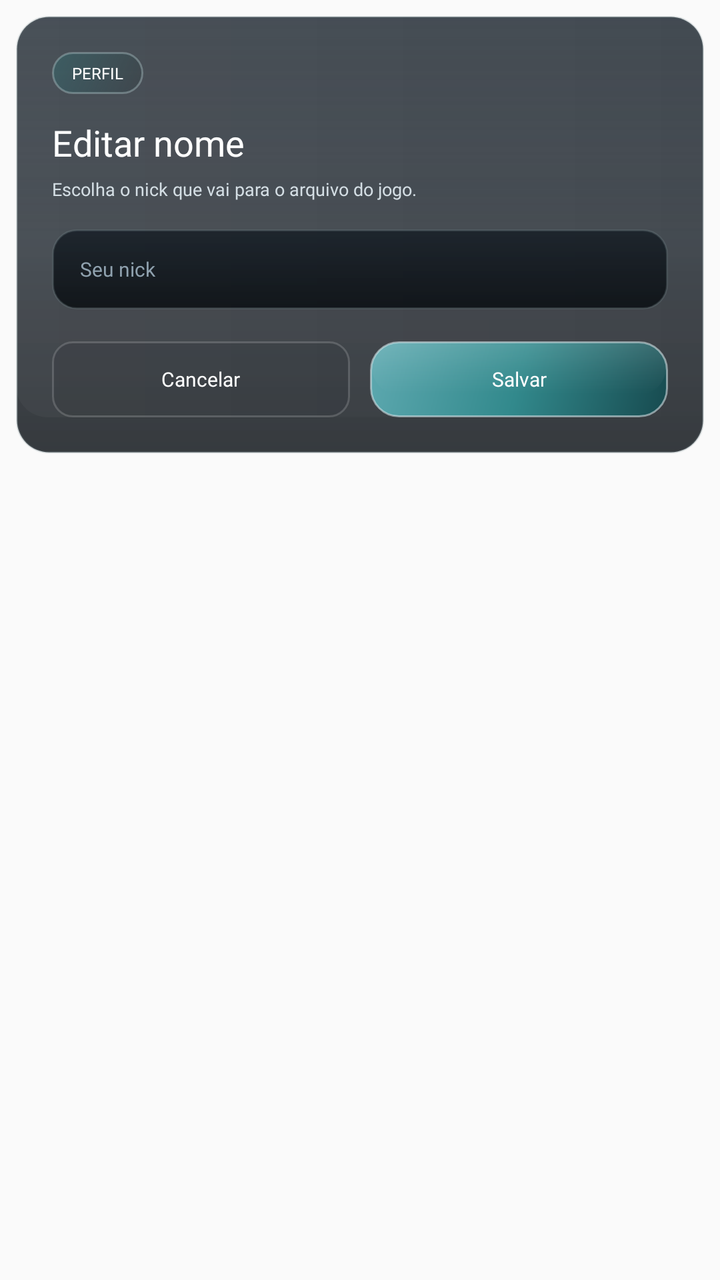
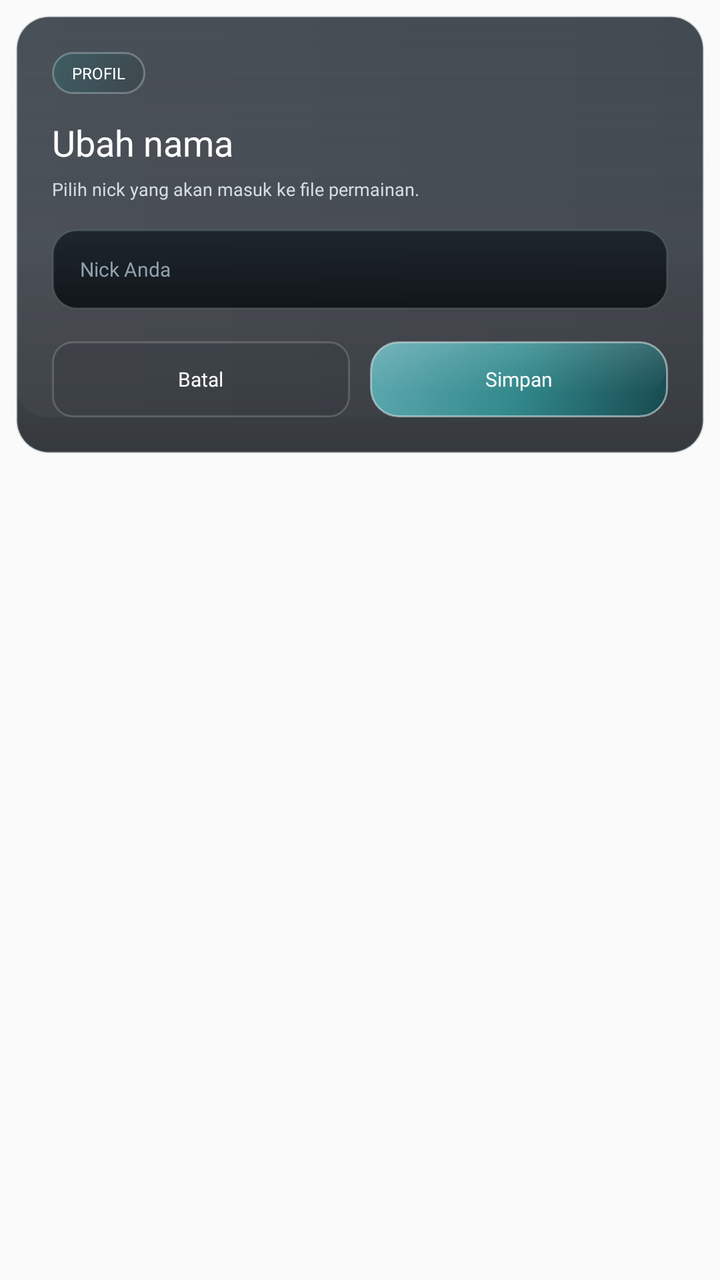

The first picture is an Android layout as it rendered before a commit; the second is the same layout after the commit. The layout source and the unified diff follow.
<!-- AndroidManifest.xml: application theme Theme.AppCompat.Light.NoActionBar.FullScreen -->
<!-- res/layout/dialog_edit_name.xml -->
<?xml version="1.0" encoding="utf-8"?>
<FrameLayout xmlns:android="http://schemas.android.com/apk/res/android"
    android:layout_width="match_parent"
    android:layout_height="wrap_content"
    android:padding="8dp">

    <LinearLayout
        android:layout_width="match_parent"
        android:layout_height="wrap_content"
        android:background="@drawable/home_panel_surface"
        android:orientation="vertical"
        android:padding="18dp">

        <TextView
            android:layout_width="wrap_content"
            android:layout_height="wrap_content"
            android:background="@drawable/home_news_badge"
            android:fontFamily="@font/montserrat_bold"
            android:paddingStart="10dp"
            android:paddingTop="5dp"
            android:paddingEnd="10dp"
            android:paddingBottom="5dp"
            android:text="Perfil"
            android:textAllCaps="true"
            android:textColor="@android:color/white"
            android:textSize="8sp" />

        <TextView
            android:layout_width="wrap_content"
            android:layout_height="wrap_content"
            android:layout_marginTop="12dp"
            android:fontFamily="@font/montserrat_black"
            android:text="Editar nome"
            android:textColor="@android:color/white"
            android:textSize="18sp" />

        <TextView
            android:layout_width="wrap_content"
            android:layout_height="wrap_content"
            android:layout_marginTop="5dp"
            android:fontFamily="@font/montserrat_medium"
            android:text="Escolha o nick que vai para o arquivo do jogo."
            android:textColor="@color/launcher_text_secondary"
            android:textSize="9sp" />

        <EditText
            android:id="@+id/dialog_name_input"
            android:layout_width="match_parent"
            android:layout_height="40dp"
            android:layout_marginTop="14dp"
            android:background="@drawable/launcher_field_surface_dark"
            android:fontFamily="@font/montserrat_bold"
            android:hint="Seu nick"
            android:imeOptions="actionDone|flagNoExtractUi"
            android:inputType="textPersonName"
            android:paddingStart="14dp"
            android:paddingEnd="14dp"
            android:singleLine="true"
            android:textColor="@android:color/white"
            android:textColorHint="@color/launcher_text_muted"
            android:textSize="10sp" />

        <LinearLayout
            android:layout_width="match_parent"
            android:layout_height="wrap_content"
            android:layout_marginTop="16dp"
            android:orientation="horizontal">

            <TextView
                android:id="@+id/dialog_name_cancel"
                android:layout_width="0dp"
                android:layout_height="38dp"
                android:layout_weight="1"
                android:background="@drawable/home_action_text_button"
                android:fontFamily="@font/montserrat_bold"
                android:gravity="center"
                android:text="Cancelar"
                android:textColor="@android:color/white"
                android:textSize="10sp" />

            <TextView
                android:id="@+id/dialog_name_save"
                android:layout_width="0dp"
                android:layout_height="38dp"
                android:layout_marginStart="10dp"
                android:layout_weight="1"
                android:background="@drawable/home_server_select_button"
                android:fontFamily="@font/montserrat_bold"
                android:gravity="center"
                android:text="Salvar"
                android:textColor="@android:color/white"
                android:textSize="10sp" />
        </LinearLayout>
    </LinearLayout>

</FrameLayout>
<!-- resources referenced by this layout -->
<resources>
  <color name="launcher_text_muted">#8FA1AE</color>
  <color name="launcher_text_secondary">#D4DEE4</color>
  <!-- drawable home_action_text_button (drawable) -->
  <?xml version="1.0" encoding="utf-8"?>
  <shape xmlns:android="http://schemas.android.com/apk/res/android"
      android:shape="rectangle">
      <solid android:color="#140F141A" />
      <corners android:radius="10dp" />
      <stroke
          android:width="1dp"
          android:color="#2AFFFFFF" />
  </shape>
  <!-- drawable home_news_badge (drawable) -->
  <?xml version="1.0" encoding="utf-8"?>
  <shape xmlns:android="http://schemas.android.com/apk/res/android"
      android:shape="rectangle">
      <gradient
          android:angle="315"
          android:startColor="#6C2D6F73"
          android:endColor="#33192325" />
      <corners android:radius="10dp" />
      <stroke
          android:width="1dp"
          android:color="#5DBBD4D5" />
  </shape>
  <!-- drawable home_server_select_button (drawable) -->
  <?xml version="1.0" encoding="utf-8"?>
  <layer-list xmlns:android="http://schemas.android.com/apk/res/android">
      <item android:top="2dp">
          <shape android:shape="rectangle">
              <solid android:color="#50101920" />
              <corners android:radius="14dp" />
          </shape>
      </item>
      <item>
          <shape android:shape="rectangle">
              <gradient
                  android:angle="315"
                  android:startColor="#5EA9B0"
                  android:centerColor="@color/launcher_accent_teal"
                  android:endColor="@color/launcher_accent_teal_dark" />
              <corners android:radius="14dp" />
              <stroke
                  android:width="1dp"
                  android:color="#92DAE8EC" />
          </shape>
      </item>
      <item
          android:left="1dp"
          android:top="1dp"
          android:right="1dp"
          android:bottom="12dp">
          <shape android:shape="rectangle">
              <gradient
                  android:angle="270"
                  android:startColor="#24EFFFFF"
                  android:centerColor="#10FFFFFF"
                  android:endColor="#00FFFFFF" />
              <corners android:radius="13dp" />
          </shape>
      </item>
  </layer-list>
  <!-- drawable launcher_field_surface_dark (drawable) -->
  <?xml version="1.0" encoding="utf-8"?>
  <shape xmlns:android="http://schemas.android.com/apk/res/android"
      android:shape="rectangle">
      <gradient
          android:angle="270"
          android:startColor="#C9121A22"
          android:endColor="#D2070B0F" />
      <corners android:radius="12dp" />
      <stroke
          android:width="1dp"
          android:color="@color/launcher_border_soft" />
  </shape>
  <style name="Theme.AppCompat.Light.NoActionBar.FullScreen" parent="@style/Theme.AppCompat.Light.NoActionBar">
          <item name="android:windowNoTitle">true</item>
          <item name="android:windowActionBar">false</item>
          <item name="android:windowFullscreen">true</item>
          <item name="android:windowContentOverlay">@null</item>
          <item name="android:windowLayoutInDisplayCutoutMode">shortEdges</item>
      </style>
  <color name="launcher_panel_top">#E71B242D</color>
  <color name="launcher_panel_bottom">#D00A0F14</color>
  <color name="launcher_border_soft">#42798A91</color>
  <color name="launcher_accent_teal">#32898C</color>
  <color name="launcher_accent_teal_dark">#174A4F</color>
  <!-- unchanged entries left out for length: 1 -->
</resources>

<!-- the commit's change to res/layout/dialog_edit_name.xml (unified diff, before → after) -->
@@ -20,7 +20,7 @@
             android:paddingTop="5dp"
             android:paddingEnd="10dp"
             android:paddingBottom="5dp"
-            android:text="Perfil"
+            android:text="Profil"
             android:textAllCaps="true"
             android:textColor="@android:color/white"
             android:textSize="8sp" />
@@ -30,7 +30,7 @@
             android:layout_height="wrap_content"
             android:layout_marginTop="12dp"
             android:fontFamily="@font/montserrat_black"
-            android:text="Editar nome"
+            android:text="Ubah nama"
             android:textColor="@android:color/white"
             android:textSize="18sp" />
 
@@ -39,7 +39,7 @@
             android:layout_height="wrap_content"
             android:layout_marginTop="5dp"
             android:fontFamily="@font/montserrat_medium"
-            android:text="Escolha o nick que vai para o arquivo do jogo."
+            android:text="Pilih nick yang akan masuk ke file permainan."
             android:textColor="@color/launcher_text_secondary"
             android:textSize="9sp" />
 
@@ -50,7 +50,7 @@
             android:layout_marginTop="14dp"
             android:background="@drawable/launcher_field_surface_dark"
             android:fontFamily="@font/montserrat_bold"
-            android:hint="Seu nick"
+            android:hint="Nick Anda"
             android:imeOptions="actionDone|flagNoExtractUi"
             android:inputType="textPersonName"
             android:paddingStart="14dp"
@@ -74,7 +74,7 @@
                 android:background="@drawable/home_action_text_button"
                 android:fontFamily="@font/montserrat_bold"
                 android:gravity="center"
-                android:text="Cancelar"
+                android:text="Batal"
                 android:textColor="@android:color/white"
                 android:textSize="10sp" />
 
@@ -87,7 +87,7 @@
                 android:background="@drawable/home_server_select_button"
                 android:fontFamily="@font/montserrat_bold"
                 android:gravity="center"
-                android:text="Salvar"
+                android:text="Simpan"
                 android:textColor="@android:color/white"
                 android:textSize="10sp" />
         </LinearLayout>
